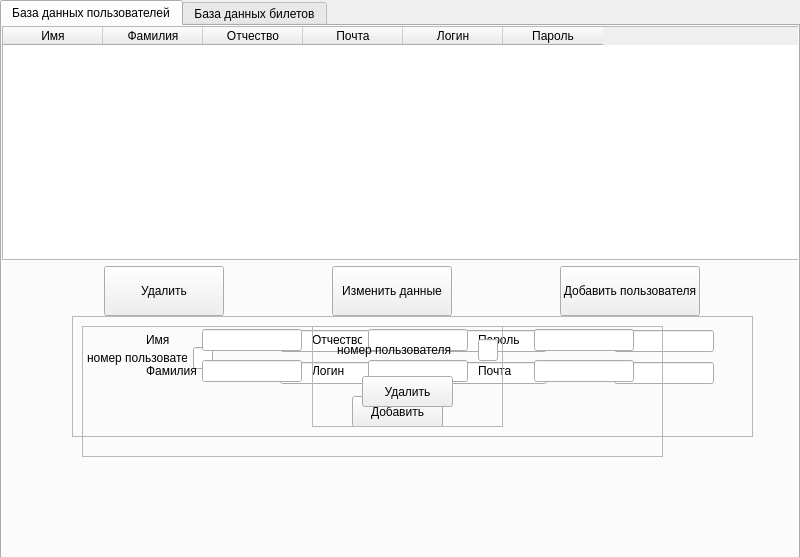
Qt form frontend/ui/adminMenu.ui (koccyx/TravelMaster) before a commit.
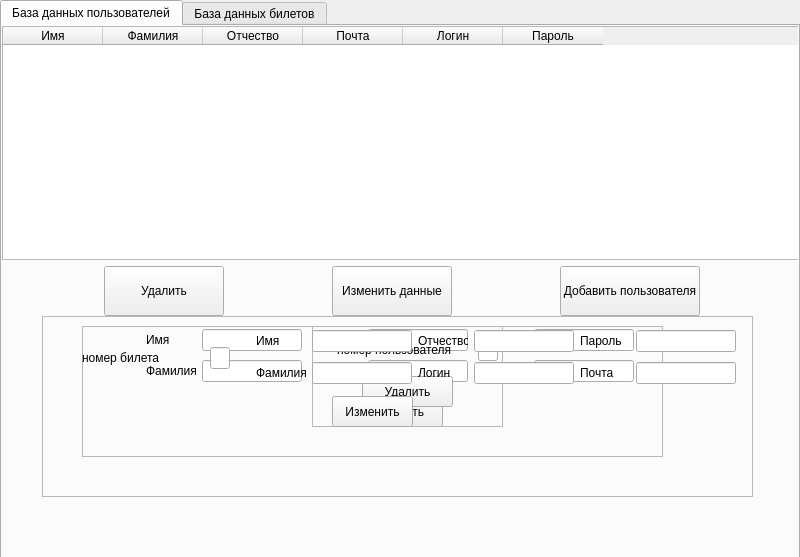
The same form after that commit. The open tabs and pages were chosen to show the change.

```diff
--- a/frontend/ui/adminMenu.ui
+++ b/frontend/ui/adminMenu.ui
@@ -26,7 +26,7 @@
     </rect>
    </property>
    <property name="currentIndex">
-    <number>1</number>
+    <number>0</number>
    </property>
    <widget class="QWidget" name="tab">
     <attribute name="title">
@@ -63,9 +63,6 @@
          <property name="wordWrap">
           <bool>true</bool>
          </property>
-         <attribute name="verticalHeaderVisible">
-          <bool>false</bool>
-         </attribute>
          <column>
           <property name="text">
            <string>Имя</string>
@@ -168,10 +165,10 @@
      </property>
      <property name="geometry">
       <rect>
-       <x>70</x>
+       <x>40</x>
        <y>290</y>
-       <width>681</width>
-       <height>121</height>
+       <width>711</width>
+       <height>181</height>
       </rect>
      </property>
      <property name="frameShape">
@@ -185,29 +182,23 @@
        <rect>
         <x>10</x>
         <y>10</y>
-        <width>641</width>
+        <width>684</width>
         <height>64</height>
        </rect>
       </property>
       <layout class="QHBoxLayout" name="bottomLayout">
        <item>
         <layout class="QHBoxLayout" name="horizontalLayout_8">
+         <property name="leftMargin">
+          <number>30</number>
+         </property>
+         <property name="rightMargin">
+          <number>20</number>
+         </property>
          <item>
-          <widget class="QLabel" name="numberLabel">
-           <property name="minimumSize">
-            <size>
-             <width>50</width>
-             <height>0</height>
-            </size>
-           </property>
-           <property name="maximumSize">
-            <size>
-             <width>100</width>
-             <height>16777215</height>
-            </size>
-           </property>
+          <widget class="QLabel" name="label_20">
            <property name="text">
-            <string>номер пользователя</string>
+            <string>номер билета</string>
            </property>
           </widget>
          </item>
@@ -873,9 +864,9 @@
      </widget>
     </widget>
     <zorder>splitter</zorder>
-    <zorder>changedFrame</zorder>
     <zorder>additionFrame</zorder>
     <zorder>deletionFrame</zorder>
+    <zorder>changedFrame</zorder>
    </widget>
    <widget class="QWidget" name="tab2">
     <attribute name="title">
```
